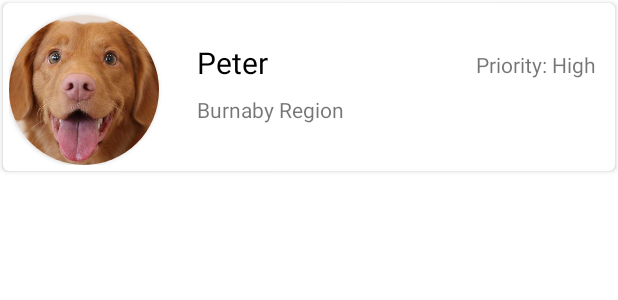
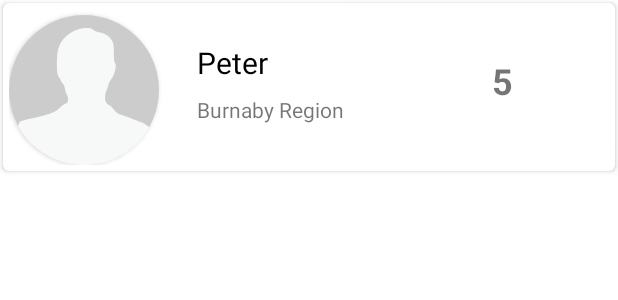
Before and after one commit to ksg604/cbr-manager, an Android app: the layout client_item.xml on its own in the app's theme, with its tools: preview values and no code run, on a phone screen of 412 x 824 dp. Shown: the top 300 px of the screen. Run offline under Robolectric (Android 15) with nearby library versions, the light colour scheme and no system bars.

Commit message:
UI changes to client list item: update profile picture default, change risk to number

```diff
--- a/frontend/app/src/main/java/com/example/cbr_manager/ui/usercreation/UserCreationFragment.java
+++ b/frontend/app/src/main/java/com/example/cbr_manager/ui/usercreation/UserCreationFragment.java
@@ -60,7 +60,7 @@ public class UserCreationFragment extends Fragment {
     }
 
     public void sendUserCreateRequest() {
-        User user = new User(editTextUserName.getText().toString(),editTextPassword.getText().toString(),editTextEmail.getText().toString(),"Jane","Doe", 0);
+        User user = new User(editTextUserName.getText().toString(),editTextPassword.getText().toString(),editTextEmail.getText().toString(),"Jane","Doe");
         Call<User> call = apiService.userService.createUser(user);
         call.enqueue(new Callback<User>() {
             @Override
--- a/frontend/app/src/main/res/layout/client_item.xml
+++ b/frontend/app/src/main/res/layout/client_item.xml
@@ -28,7 +28,7 @@
                 android:layout_height="match_parent"
                 android:padding="0dp"
                 android:scaleType="centerCrop"
-                app:srcCompat="@drawable/dog" />
+                app:srcCompat="@drawable/client_details_placeholder" />
         </androidx.cardview.widget.CardView>
 
 
@@ -61,16 +61,18 @@
             android:text="Burnaby Region" />
 
         <TextView
-            android:id="@+id/textView"
+            android:id="@+id/riskTextView"
             android:layout_width="wrap_content"
             android:layout_height="wrap_content"
             android:layout_alignParentStart="true"
             android:layout_alignParentLeft="true"
             android:layout_alignParentTop="true"
-            android:layout_marginStart="311dp"
-            android:layout_marginLeft="311dp"
-            android:layout_marginTop="27dp"
-            android:text="Priority: High" />
+            android:layout_marginStart="322dp"
+            android:layout_marginLeft="322dp"
+            android:layout_marginTop="31dp"
+            android:text="5"
+            android:textSize="24sp"
+            android:textStyle="bold" />
     </RelativeLayout>
 
 </androidx.cardview.widget.CardView>
```
Also changed, not shown: frontend/app/src/main/java/com/example/cbr_manager/ui/clientlist/ClientListFragment.java (+20 -3 lines), frontend/app/src/main/java/com/example/cbr_manager/ui/clientlist/ClientListRecyclerItem.java (+8 -1 lines), frontend/app/src/main/java/com/example/cbr_manager/ui/clientlist/ClientListRecyclerItemAdapter.java (+42 -1 lines).
